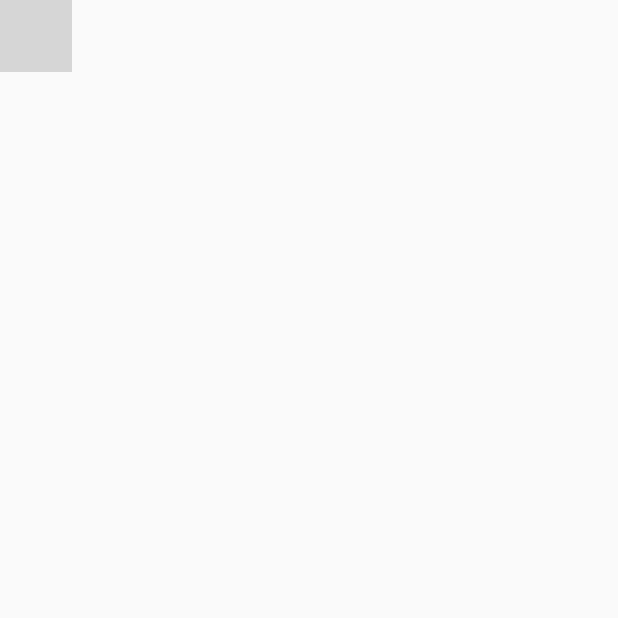
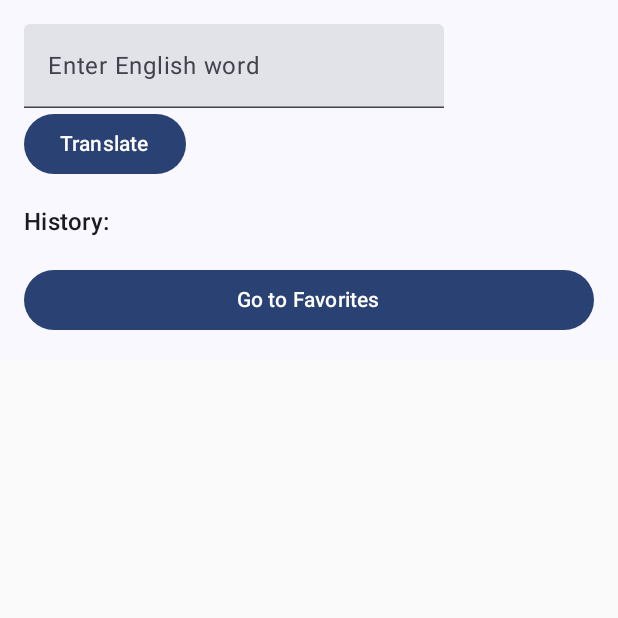
Before and after one commit to Bphoenix134/TranslatorFromEng, an Android app built with Jetpack Compose: the screen it shows after launch (MainActivity), on a phone screen of 412 x 824 dp, the top half of it. Run offline under Robolectric (Android 15) with nearby library versions, the phone set to English and light mode, and no system bars; our stand-ins replace Dagger/Hilt's generated code, Room's generated code; grey boxes are pictures that could not be loaded.

Commit message:
feat(ui): add Compose UI
Implement MainScreen with text input, translation, and history list.
Add FavoritesScreen with favorites list and delete/favorite actions.

```diff
--- /dev/null
+++ b/app/src/main/java/com/example/translatorfromeng/presentation/ui/screen/MainScreen.kt
@@ -0,0 +1,78 @@
+package com.example.translatorfromeng.presentation.ui.screen
+
+import androidx.compose.foundation.layout.Column
+import androidx.compose.foundation.layout.Spacer
+import androidx.compose.foundation.layout.fillMaxWidth
+import androidx.compose.foundation.layout.height
+import androidx.compose.foundation.layout.padding
+import androidx.compose.foundation.lazy.LazyColumn
+import androidx.compose.foundation.lazy.items
+import androidx.compose.material3.Button
+import androidx.compose.material3.CircularProgressIndicator
+import androidx.compose.material3.MaterialTheme
+import androidx.compose.material3.Text
+import androidx.compose.material3.TextField
+import androidx.compose.runtime.Composable
+import androidx.compose.runtime.collectAsState
+import androidx.compose.runtime.getValue
+import androidx.compose.runtime.mutableStateOf
+import androidx.compose.runtime.remember
+import androidx.compose.runtime.setValue
+import androidx.compose.ui.Alignment
+import androidx.compose.ui.Modifier
+import androidx.compose.ui.res.stringResource
+import androidx.compose.ui.unit.dp
+import androidx.hilt.navigation.compose.hiltViewModel
+import androidx.navigation.NavHostController
+import com.example.translatorfromeng.R
+import com.example.translatorfromeng.presentation.ui.screen.component.TranslationItem
+import com.example.translatorfromeng.presentation.viewmodel.MainViewModel
+import com.example.translatorfromeng.presentation.viewmodel.state.UiState
+
+@Composable
+fun MainScreen(navController: NavHostController) {
+    val viewModel: MainViewModel = hiltViewModel()
+    val history by viewModel.history.collectAsState()
+    val uiState by viewModel.uiState.collectAsState()
+
+    Column(modifier = Modifier.padding(16.dp)) {
+        var word by remember { mutableStateOf("") }
+        TextField(value = word, onValueChange = { word = it }, label = { Text(stringResource(R.string.enter_word)) })
+        Button(onClick = { viewModel.translate(word) }) { Text(stringResource(R.string.translate)) }
+
+        when (uiState) {
+            is UiState.Loading -> CircularProgressIndicator(modifier = Modifier.align(Alignment.CenterHorizontally))
+            is UiState.Success -> Text(
+                text = "${stringResource(R.string.translation)} ${(uiState as UiState.Success).translation.russianTranslation}",
+                style = MaterialTheme.typography.bodyLarge
+            )
+            is UiState.Error -> Text(
+                text = "${stringResource(R.string.error)} ${(uiState as UiState.Error).message}",
+                style = MaterialTheme.typography.bodyLarge,
+                color = MaterialTheme.colorScheme.error
+            )
+            else -> {}
+        }
+        Spacer(modifier = Modifier.height(16.dp))
+        Text(
+            text = stringResource(R.string.history),
+            style = MaterialTheme.typography.titleMedium
+        )
+        LazyColumn {
+            items(history) { item ->
+                TranslationItem(
+                    translation = item,
+                    onDelete = { viewModel.delete(item) },
+                    onToggleFavorite = { viewModel.toggleFavorite(item) }
+                )
+            }
+        }
+        Spacer(modifier = Modifier.height(16.dp))
+        Button(
+            onClick = { navController.navigate("favorites") },
+            modifier = Modifier.fillMaxWidth()
+        ) {
+            Text(stringResource(R.string.go_to_favorites))
+        }
+    }
+}
--- a/app/src/main/java/com/example/translatorfromeng/presentation/viewmodel/FavoritesViewModel.kt
+++ b/app/src/main/java/com/example/translatorfromeng/presentation/viewmodel/FavoritesViewModel.kt
@@ -15,7 +15,7 @@ import javax.inject.Inject
 
 @HiltViewModel
 class FavoritesViewModel @Inject constructor(
-    private val getFavoritesUseCase: GetFavoritesUseCase,
+    getFavoritesUseCase: GetFavoritesUseCase,
     private val deleteUseCase: DeleteTranslationUseCase,
     private val toggleFavoriteUseCase: ToggleFavoriteUseCase
 ) : ViewModel() {
--- a/app/src/main/java/com/example/translatorfromeng/presentation/viewmodel/MainViewModel.kt
+++ b/app/src/main/java/com/example/translatorfromeng/presentation/viewmodel/MainViewModel.kt
@@ -23,7 +23,7 @@ class MainViewModel @Inject constructor(
     private val insertUseCase: InsertTranslationUseCase,
     private val deleteUseCase: DeleteTranslationUseCase,
     private val toggleFavoriteUseCase: ToggleFavoriteUseCase,
-    private val getHistoryUseCase: GetHistoryUseCase
+    getHistoryUseCase: GetHistoryUseCase
 ) : ViewModel() {
 
     val history: StateFlow<List<Translation>> = getHistoryUseCase().stateIn(viewModelScope, SharingStarted.Lazily, emptyList())
--- a/app/src/main/java/com/example/translatorfromeng/ui/theme/Theme.kt
+++ b/app/src/main/java/com/example/translatorfromeng/ui/theme/Theme.kt
@@ -1,6 +1,5 @@
 package com.example.translatorfromeng.ui.theme
 
-import android.app.Activity
 import android.os.Build
 import androidx.compose.foundation.isSystemInDarkTheme
 import androidx.compose.material3.MaterialTheme
--- a/app/src/main/res/values/strings.xml
+++ b/app/src/main/res/values/strings.xml
@@ -1,3 +1,16 @@
 <resources>
     <string name="app_name">TranslatorFromEng</string>
+    <string name="enter_word">Enter English word</string>
+    <string name="translate">Translate</string>
+    <string name="translation">Translation:</string>
+    <string name="error">Error:</string>
+    <string name="delete">Delete</string>
+    <string name="go_to_favorites">Go to Favorites</string>
+    <string name="back">Back</string>
+    <string name="favorites">Favorites</string>
+    <string name="no_favorites">"No favorite translations yet</string>
+    <string name="add">Added:</string>
+    <string name="history">History:</string>
+    <string name="remove_from_favorites">Remove from Favorites</string>
+    <string name="delete_translation">Delete Translation</string>
 </resources>
```
Also changed, not shown: app/src/main/java/com/example/translatorfromeng/presentation/ui/screen/FavoritesScreen.kt (added, +77 -0 lines), app/src/main/java/com/example/translatorfromeng/presentation/ui/screen/component/TranslationItem.kt (added, +68 -0 lines), app/src/main/res/drawable/ic_arrow_back.xml (added, +9 -0 lines), app/src/main/res/drawable/ic_delete.xml (added, +19 -0 lines), app/src/main/res/drawable/ic_favorite.xml (added, +9 -0 lines), app/src/main/res/drawable/ic_no_favorite.xml (added, +10 -0 lines).
